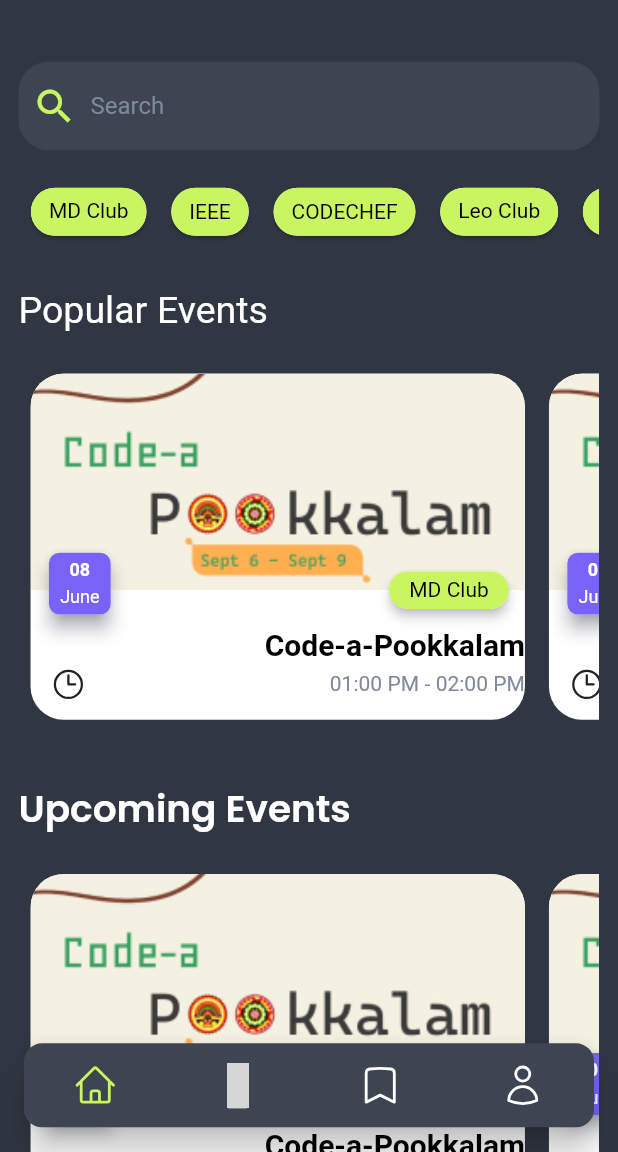
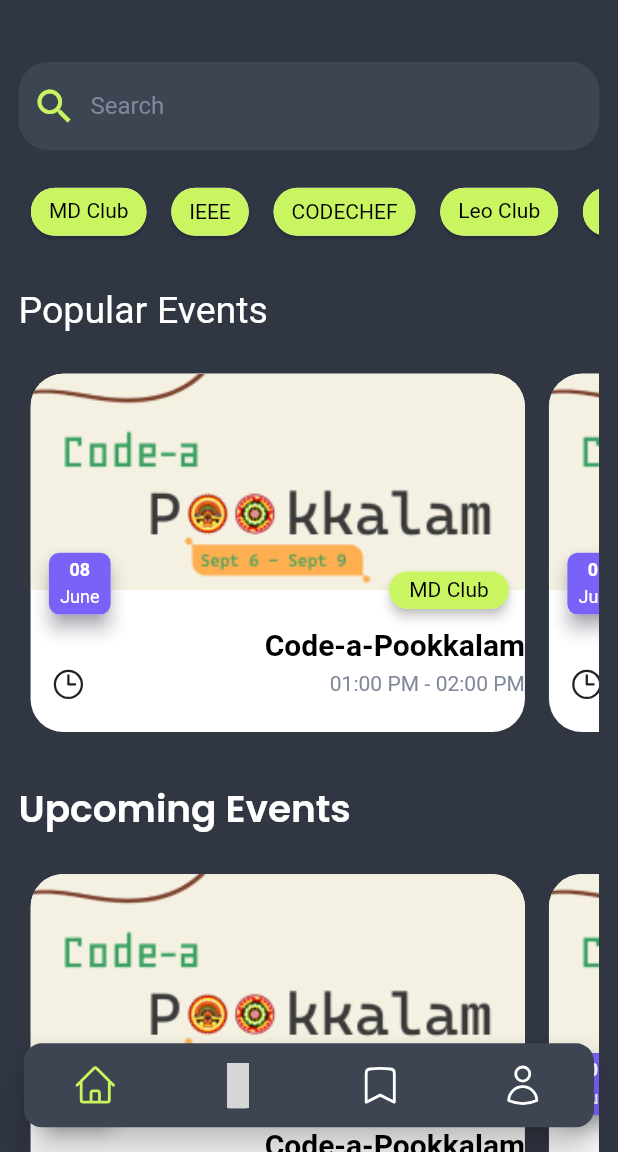
Before and after one commit to Evently-NHCE/Evently-App, a Flutter app: the screen it shows after launch, on a phone screen of 412 x 824 dp, the part 84-1236 px from its top. Run offline on Flutter 3.47's test engine with Material 2 defaults, Android fonts, the phone set to English and light mode, and no system bars; drawn by our look-alikes of custom_navigation_bar, text_scroll; our stand-ins replace carousel_slider, dio, firebase_core, font_awesome_flutter, get, google_fonts and 3 more; missing offline and left inert: blobs, flutter_vibrate; accounts and stored records are empty; Roboto replaces fonts that are missing (Chivo); grey boxes are pictures that could not be loaded.

Commit message:
Firebase Configured

```diff
--- a/lib/Widgets/EventCard.dart
+++ b/lib/Widgets/EventCard.dart
@@ -23,7 +23,7 @@ class _EventCardState extends State<EventCard> {
         child: Stack(
           children: [
             Container(
-                height: 28.h,
+                height: 29.h,
                 width: 80.w,
                 decoration: BoxDecoration(
                   color: Colors.white,
--- a/pubspec.yaml
+++ b/pubspec.yaml
@@ -34,6 +34,7 @@ dependencies:
   custom_navigation_bar: ^0.8.2
   dio: ^4.0.6
   draggable_bottom_sheet: ^1.0.2
+  firebase_core: ^1.23.0
   flutter:
     sdk: flutter
   flutter_vibrate: ^1.3.0
```
Also changed, not shown: lib/main.dart (+8 -0 lines), lib/firebase_options.dart (added), pubspec.lock, 3 other files.
